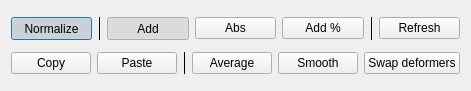
Qt form scripts/mWeightEditor/ui/weightEditorWidget.ui (tbttfox/blurWeightModule_cleanup) before a commit.
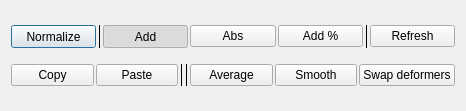
The same form after that commit.

```diff
--- a/scripts/mWeightEditor/ui/weightEditorWidget.ui
+++ b/scripts/mWeightEditor/ui/weightEditorWidget.ui
@@ -6,14 +6,29 @@
    <rect>
     <x>0</x>
     <y>0</y>
-    <width>460</width>
-    <height>91</height>
+    <width>466</width>
+    <height>111</height>
    </rect>
   </property>
   <property name="windowTitle">
    <string>Dialog</string>
   </property>
+  <layout class="QVBoxLayout" name="verticalLayout_2">
+   <item>
+    <widget class="QWidget" name="topButtonsWidget" native="true">
+     <property name="maximumSize">
+      <size>
+       <width>800</width>
+       <height>16777215</height>
+      </size>
+     </property>
   <layout class="QVBoxLayout" name="verticalLayout">
+      <property name="spacing">
+       <number>2</number>
+      </property>
+      <property name="margin">
+       <number>0</number>
+      </property>
    <item>
     <layout class="QHBoxLayout" name="horizontalLayout">
      <item>
@@ -28,10 +43,10 @@
         <string>Normalize</string>
        </property>
        <property name="checkable">
-        <bool>true</bool>
+           <bool>false</bool>
        </property>
        <property name="checked">
-        <bool>true</bool>
+           <bool>false</bool>
        </property>
       </widget>
      </item>
@@ -141,6 +156,16 @@
        </property>
       </widget>
      </item>
+        <item>
+         <widget class="Line" name="line_4">
+          <property name="frameShadow">
+           <enum>QFrame::Plain</enum>
+          </property>
+          <property name="orientation">
+           <enum>Qt::Vertical</enum>
+          </property>
+         </widget>
+        </item>
      <item>
       <widget class="QPushButton" name="averageBTN">
        <property name="text">
@@ -163,6 +188,9 @@
       </widget>
      </item>
     </layout>
+      </item>
+     </layout>
+    </widget>
    </item>
   </layout>
  </widget>
```
Left out of the diff: 4 changed lines with no effect on the pictures. Lines whose indentation alone changed are shown as unchanged.
